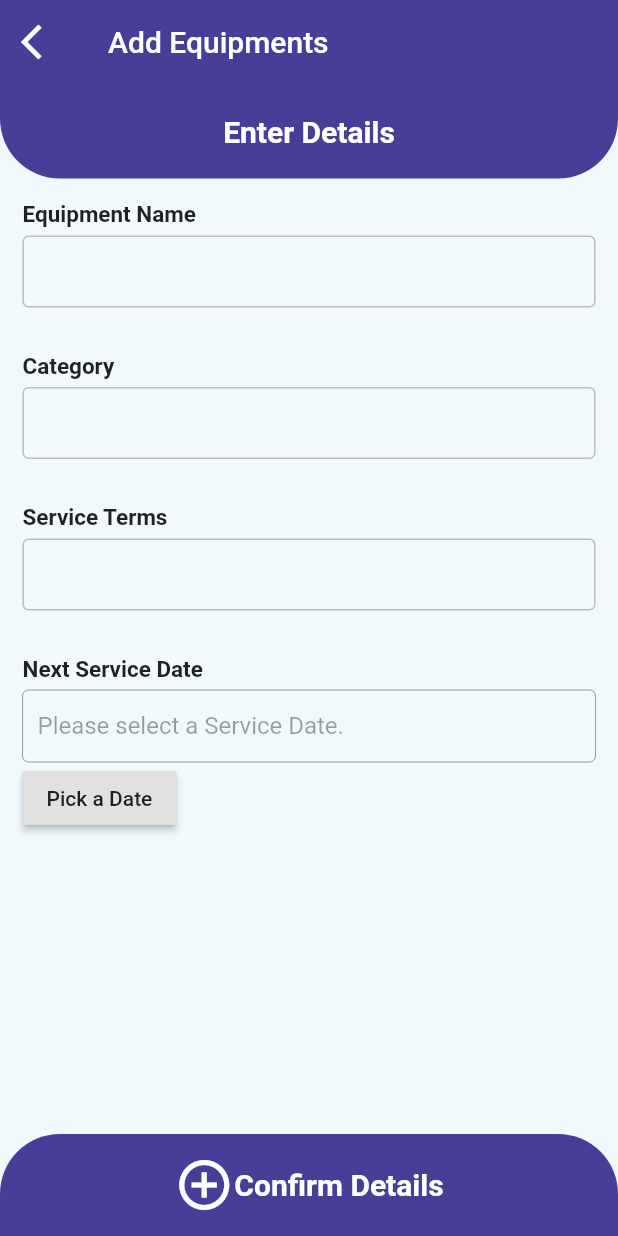
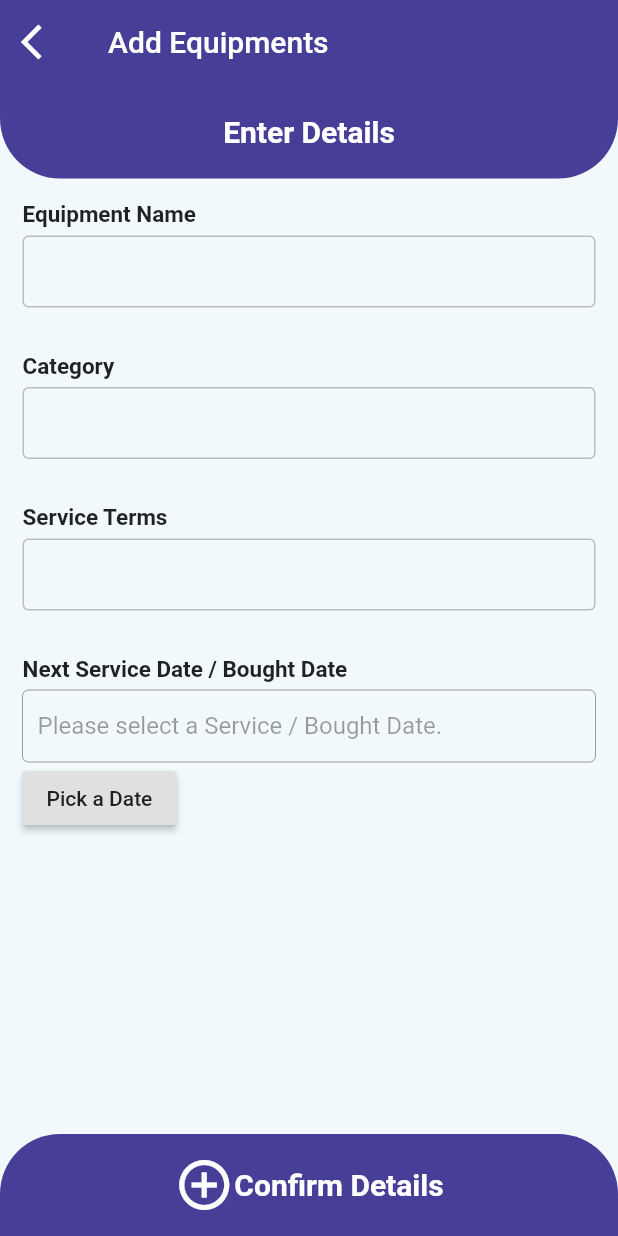
Before and after one commit to risdatamamal/Gym-Management-System, a Flutter app: the EquipmentsScreen screen opened directly, after a tap on "Add Equipments", on a phone screen of 412 x 824 dp. Run offline on Flutter 3.47's test engine with Material 2 defaults, Android fonts, the phone set to English and light mode, and no system bars; our stand-ins replace firebase_auth, firebase_core, firebase_database, rflutter_alert, simple_animations, supercharged; accounts and stored records are empty; network calls fail; Roboto replaces fonts that are missing (OpenSans-Regular).

Commit message:
Minor Fixes

```diff
--- a/lib/screens/equipments/add_equipments.dart
+++ b/lib/screens/equipments/add_equipments.dart
@@ -18,7 +18,7 @@ class _AddEquipmentsState extends State<AddEquipments> {
   final TextEditingController categoryController = TextEditingController();
   final TextEditingController servtermController = TextEditingController();
   final TextEditingController servdateController = TextEditingController()
-    ..text = 'Please select a Service Date.';
+    ..text = 'Please select a Service / Bought Date.';
   @override
   Widget build(BuildContext context) {
     final ref = referenceDatabase.reference();
@@ -83,7 +83,7 @@ class _AddEquipmentsState extends State<AddEquipments> {
                         crossAxisAlignment: CrossAxisAlignment.start,
                         children: [
                           Text(
-                            'Next Service Date',
+                            'Next Service Date / Bought Date',
                             style: TextStyle(
                               fontSize: 15.0,
                               fontWeight: FontWeight.w700,
--- a/lib/screens/members/members_screen.dart
+++ b/lib/screens/members/members_screen.dart
@@ -140,10 +140,6 @@ class _MembersScreenState extends State<MembersScreen> {
                                               ),
                                             )
                                             .toString());
-                                    // _memberRef
-                                    //     .child(snapshot.key)
-                                    //     .child('Fee')
-                                    //     .set('0.00');
                                     _incomeRef
                                         .child(
                                           DateFormat('yyyy-MM-dd')
@@ -161,7 +157,7 @@ class _MembersScreenState extends State<MembersScreen> {
                                           ),
                                         ),
                                         'Details':
-                                            '\nName: ${snapshot.value['Name'].toString()}\nID: ${snapshot.key}\nMember\'s Monthly Fee',
+                                            'Name: ${snapshot.value['Name'].toString()}\nID: ${snapshot.key}\nMember\'s Monthly Fee',
                                       },
                                     );
                                     Navigator.pop(context);
--- a/lib/screens/trainers/trainers_screen.dart
+++ b/lib/screens/trainers/trainers_screen.dart
@@ -140,10 +140,6 @@ class _TrainersScreenState extends State<TrainersScreen> {
                                               ),
                                             )
                                             .toString());
-                                    // _memberRef
-                                    //     .child(snapshot.key)
-                                    //     .child('Fee')
-                                    //     .set('0.00');
                                     _expenseRef
                                         .child(
                                           DateFormat('yyyy-MM-dd')
--- a/lib/widgets/custom_card_e.dart
+++ b/lib/widgets/custom_card_e.dart
@@ -21,16 +21,8 @@ class CustomCardE extends StatefulWidget {
 }
 
 class _CustomCardEState extends State<CustomCardE> {
-  // DateTime date;
-  // Color timeColor;
   @override
   Widget build(BuildContext context) {
-    // date = DateTime.parse(widget.servdate);
-    // if (date.isBefore(DateTime.now())) {
-    //   timeColor = Colors.red;
-    // } else {
-    //   timeColor = Colors.black;
-    // }
     return Card(
       elevation: 5,
       margin: EdgeInsets.all(8.0),
@@ -67,7 +59,8 @@ class _CustomCardEState extends State<CustomCardE> {
                         fontSize: 15.0),
                   ),
                   Text(
-                    'Bought Date: ${widget.servdate}',
+                    'Bought / Next Service Date: \n${widget.servdate}',
+                    textAlign: TextAlign.center,
                     style: TextStyle(
                         color: Colors.black,
                         fontWeight: FontWeight.w400,
@@ -87,48 +80,6 @@ class _CustomCardEState extends State<CustomCardE> {
               ),
             ],
           ),
-          // Divider(color: Colors.black),
-          // Row(
-          //   mainAxisAlignment: MainAxisAlignment.spaceEvenly,
-          //   children: [
-          //     Column(
-          //       children: [
-          //         IconButton(
-          //           icon: Icon(
-          //             Icons.money,
-          //             color: Colors.teal,
-          //           ),
-          //           tooltip: 'Service Equipment',
-          //           onPressed: widget.func1,
-          //         ),
-          //         Text(
-          //           'Service',
-          //           style: TextStyle(
-          //             color: Colors.teal,
-          //           ),
-          //         ),
-          //       ],
-          //     ),
-          //     Column(
-          //       children: [
-          //         IconButton(
-          //           icon: Icon(
-          //             Icons.delete,
-          //             color: Colors.red,
-          //           ),
-          //           tooltip: 'Delete Equipment',
-          //           onPressed: widget.func2,
-          //         ),
-          //         Text(
-          //           'Delete',
-          //           style: TextStyle(
-          //             color: Colors.red,
-          //           ),
-          //         ),
-          //       ],
-          //     ),
-          //   ],
-          // ),
         ],
       ),
     );
--- a/lib/widgets/custom_card_t.dart
+++ b/lib/widgets/custom_card_t.dart
@@ -73,7 +73,7 @@ class _CustomCardTState extends State<CustomCardT> {
                   Text(
                     'Pay Date: ${widget.paydate}',
                     style: TextStyle(
-                        color: Colors.black,
+                        color: timeColor,
                         fontWeight: FontWeight.w400,
                         fontSize: 15.0),
                   ),
```
Also changed, not shown: lib/widgets/custom_card_m.dart (+0 -7 lines).
